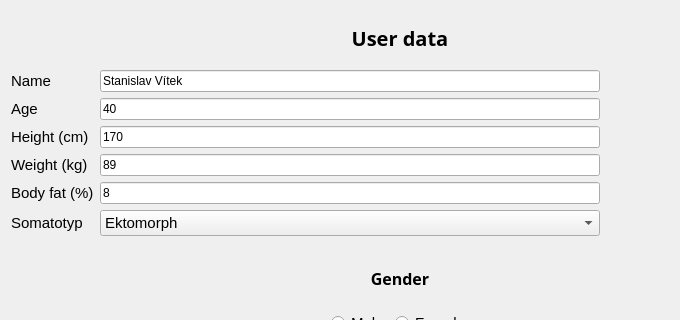
The window that form.ui (Kubakl11/JK_Fitness) describes before a commit, drawn with Qt 5; both pictures show x 0 to 680 and y 0 to 320 of the 800 by 794 pixel window.
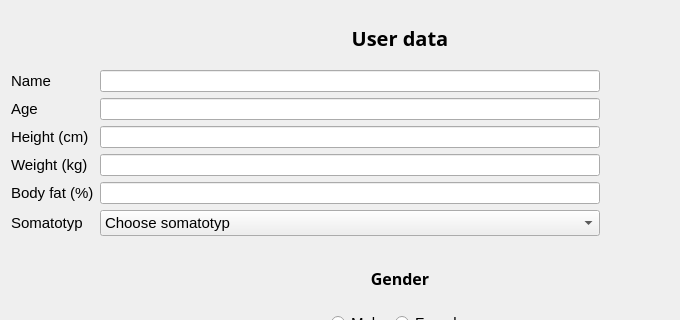
The same window after the commit.

Commit message: UI default values erased

```diff
--- a/form.ui
+++ b/form.ui
@@ -82,7 +82,7 @@
           </font>
          </property>
          <property name="text">
-          <string>Stanislav Vítek</string>
+          <string/>
          </property>
          <property name="maxLength">
           <number>999</number>
@@ -119,7 +119,7 @@
           </size>
          </property>
          <property name="text">
-          <string>40</string>
+          <string/>
          </property>
          <property name="alignment">
           <set>Qt::AlignLeading|Qt::AlignLeft|Qt::AlignVCenter</set>
@@ -147,7 +147,7 @@
           </size>
          </property>
          <property name="text">
-          <string>170</string>
+          <string/>
          </property>
         </widget>
        </item>
@@ -172,7 +172,7 @@
           </size>
          </property>
          <property name="text">
-          <string>89</string>
+          <string/>
          </property>
         </widget>
        </item>
@@ -197,7 +197,7 @@
           </size>
          </property>
          <property name="text">
-          <string>8</string>
+          <string/>
          </property>
         </widget>
        </item>
@@ -227,7 +227,7 @@
           </font>
          </property>
          <property name="currentIndex">
-          <number>1</number>
+          <number>0</number>
          </property>
          <item>
           <property name="text">
```
Left out of the diff: 10 changed lines with no effect on the pictures. The commit also changes 1 other file.
